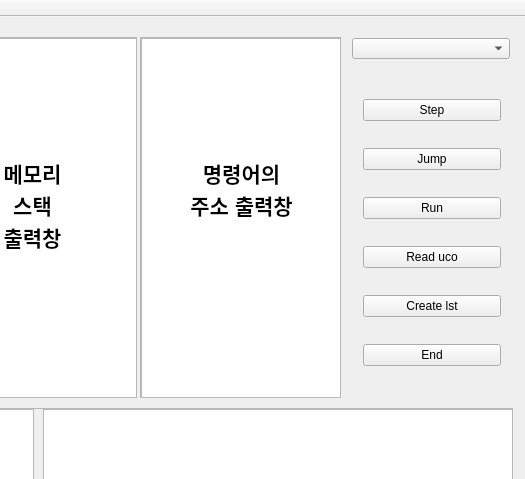
Before: the Qt Designer form UCodeInterpreter/UCodeInterpreter.ui in joohyeson/UCodeInterpreter, drawn with Qt 5; both pictures show x 458 to 983 and y 0 to 479 of the 983 by 717 pixel window.
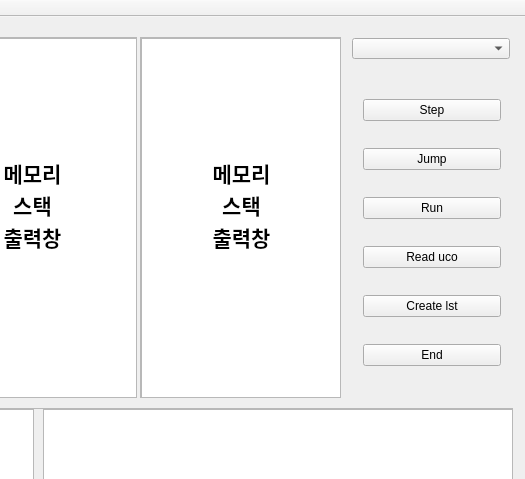
After: the same form once the commit is applied.

Commit message: #Commit01 UI 변경

```diff
--- a/UCodeInterpreter/UCodeInterpreter.ui
+++ b/UCodeInterpreter/UCodeInterpreter.ui
@@ -164,8 +164,9 @@
 &lt;p align=&quot;center&quot; style=&quot;-qt-paragraph-type:empty; margin-top:0px; margin-bottom:0px; margin-left:0px; margin-right:0px; -qt-block-indent:0; text-indent:0px; font-size:16pt;&quot;&gt;&lt;br /&gt;&lt;/p&gt;
 &lt;p align=&quot;center&quot; style=&quot;-qt-paragraph-type:empty; margin-top:0px; margin-bottom:0px; margin-left:0px; margin-right:0px; -qt-block-indent:0; text-indent:0px; font-size:16pt;&quot;&gt;&lt;br /&gt;&lt;/p&gt;
 &lt;p align=&quot;center&quot; style=&quot;-qt-paragraph-type:empty; margin-top:0px; margin-bottom:0px; margin-left:0px; margin-right:0px; -qt-block-indent:0; text-indent:0px; font-size:16pt;&quot;&gt;&lt;br /&gt;&lt;/p&gt;
-&lt;p align=&quot;center&quot; style=&quot; margin-top:0px; margin-bottom:0px; margin-left:0px; margin-right:0px; -qt-block-indent:0; text-indent:0px;&quot;&gt;&lt;span style=&quot; font-size:16pt; font-weight:600;&quot;&gt;명령어의&lt;/span&gt;&lt;/p&gt;
-&lt;p align=&quot;center&quot; style=&quot; margin-top:0px; margin-bottom:0px; margin-left:0px; margin-right:0px; -qt-block-indent:0; text-indent:0px;&quot;&gt;&lt;span style=&quot; font-size:16pt; font-weight:600;&quot;&gt;주소 출력창&lt;/span&gt;&lt;/p&gt;&lt;/body&gt;&lt;/html&gt;</string>
+&lt;p align=&quot;center&quot; style=&quot; margin-top:0px; margin-bottom:0px; margin-left:0px; margin-right:0px; -qt-block-indent:0; text-indent:0px;&quot;&gt;&lt;span style=&quot; font-size:16pt; font-weight:600;&quot;&gt;메모리&lt;/span&gt;&lt;/p&gt;
+&lt;p align=&quot;center&quot; style=&quot; margin-top:0px; margin-bottom:0px; margin-left:0px; margin-right:0px; -qt-block-indent:0; text-indent:0px;&quot;&gt;&lt;span style=&quot; font-size:16pt; font-weight:600;&quot;&gt;스택&lt;/span&gt;&lt;/p&gt;
+&lt;p align=&quot;center&quot; style=&quot; margin-top:0px; margin-bottom:0px; margin-left:0px; margin-right:0px; -qt-block-indent:0; text-indent:0px;&quot;&gt;&lt;span style=&quot; font-size:16pt; font-weight:600;&quot;&gt;출력창&lt;/span&gt;&lt;/p&gt;&lt;/body&gt;&lt;/html&gt;</string>
       </property>
      </widget>
     </widget>
```
The commit also changes 2 other files.
